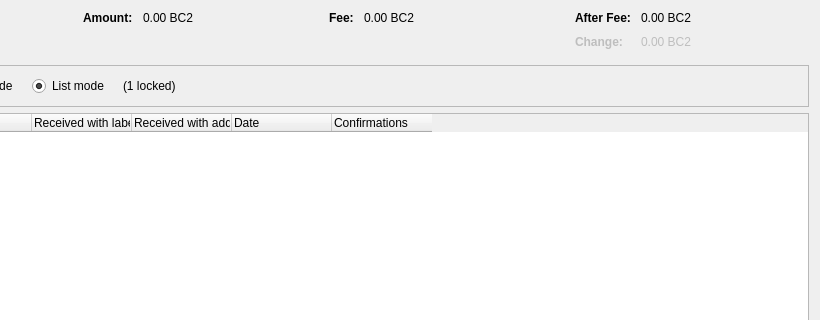
Qt form src/qt/forms/coincontroldialog.ui (trumpsperm/trumpsperm) before a commit; both pictures show x 180 to 1000 and y 0 to 320 of the 1000 by 500 pixel window.
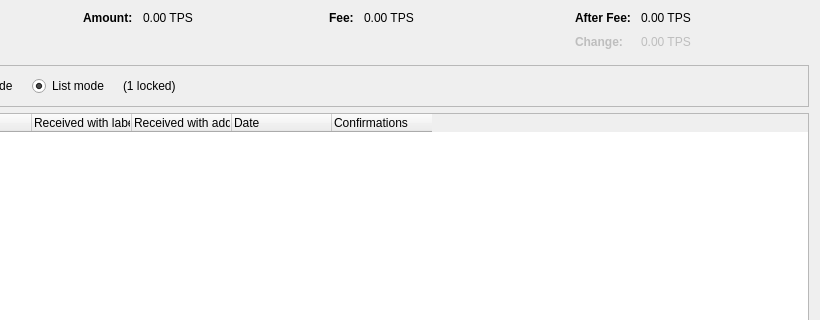
The same form after that commit. Custom widgets are drawn as their Qt base class.

Diff of the .ui file:
```diff
--- a/src/qt/forms/coincontroldialog.ui
+++ b/src/qt/forms/coincontroldialog.ui
@@ -135,7 +135,7 @@
           <enum>Qt::ActionsContextMenu</enum>
          </property>
          <property name="text">
-          <string notr="true">0.00 BC2</string>
+          <string notr="true">0.00 TPS</string>
          </property>
          <property name="textInteractionFlags">
           <set>Qt::LinksAccessibleByMouse|Qt::TextSelectableByKeyboard|Qt::TextSelectableByMouse</set>
@@ -180,7 +180,7 @@
           <enum>Qt::ActionsContextMenu</enum>
          </property>
          <property name="text">
-          <string notr="true">0.00 BC2</string>
+          <string notr="true">0.00 TPS</string>
          </property>
          <property name="textInteractionFlags">
           <set>Qt::LinksAccessibleByMouse|Qt::TextSelectableByKeyboard|Qt::TextSelectableByMouse</set>
@@ -228,7 +228,7 @@
           <enum>Qt::ActionsContextMenu</enum>
          </property>
          <property name="text">
-          <string notr="true">0.00 BC2</string>
+          <string notr="true">0.00 TPS</string>
          </property>
          <property name="textInteractionFlags">
           <set>Qt::LinksAccessibleByMouse|Qt::TextSelectableByKeyboard|Qt::TextSelectableByMouse</set>
@@ -263,7 +263,7 @@
           <enum>Qt::ActionsContextMenu</enum>
          </property>
          <property name="text">
-          <string notr="true">0.00 BC2</string>
+          <string notr="true">0.00 TPS</string>
          </property>
          <property name="textInteractionFlags">
           <set>Qt::LinksAccessibleByMouse|Qt::TextSelectableByKeyboard|Qt::TextSelectableByMouse</set>
```
